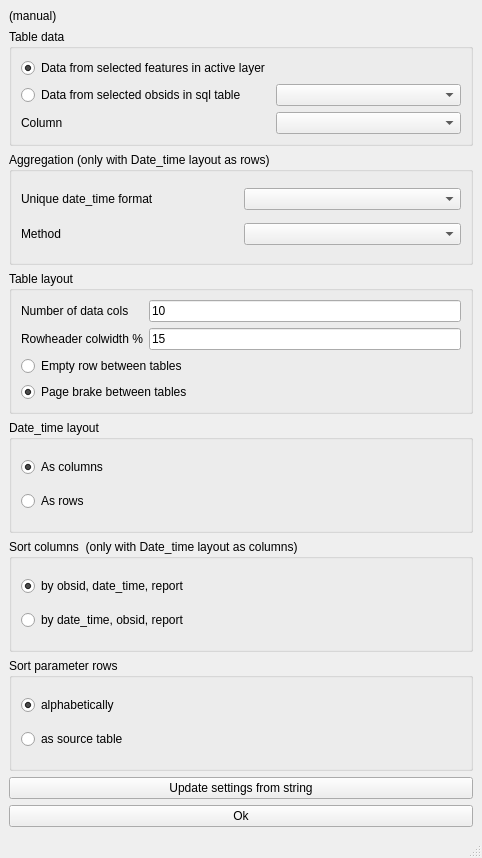
Before: the Qt Designer form ui/compact_w_qual_report.ui in jkall/qgis-midvatten-plugin, drawn with Qt 5.
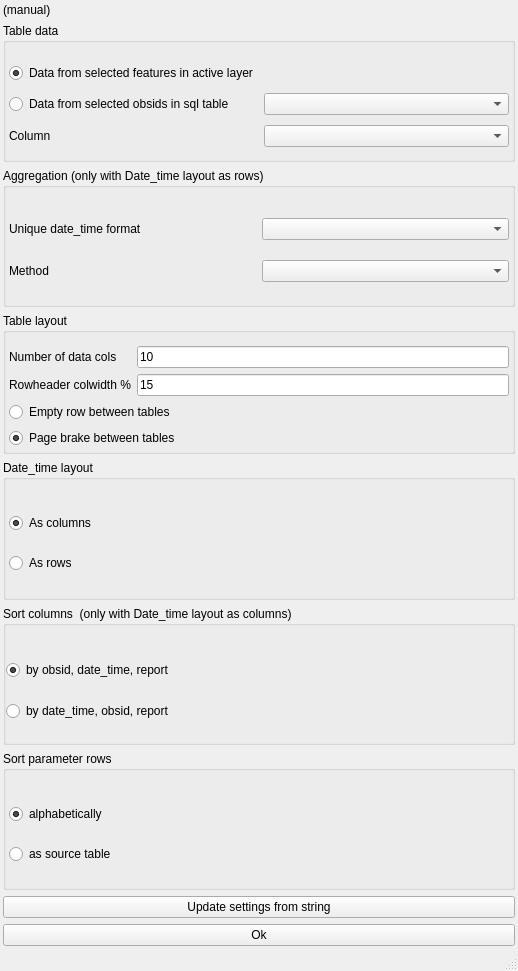
After: the same form once the commit is applied.

Commit message: Fixes some gui margins issues.

```diff
--- a/ui/compact_w_qual_report.ui
+++ b/ui/compact_w_qual_report.ui
@@ -6,8 +6,8 @@
    <rect>
     <x>0</x>
     <y>0</y>
-    <width>482</width>
-    <height>858</height>
+    <width>518</width>
+    <height>971</height>
    </rect>
   </property>
   <property name="windowTitle">
@@ -15,6 +15,18 @@
   </property>
   <widget class="QWidget" name="centralwidget">
    <layout class="QVBoxLayout" name="verticalLayout_3">
+    <property name="leftMargin">
+     <number>3</number>
+    </property>
+    <property name="topMargin">
+     <number>3</number>
+    </property>
+    <property name="rightMargin">
+     <number>3</number>
+    </property>
+    <property name="bottomMargin">
+     <number>3</number>
+    </property>
     <item>
      <widget class="QLabel" name="manual_label">
       <property name="sizePolicy">
@@ -34,6 +46,21 @@
        <string>Table data</string>
       </property>
       <layout class="QGridLayout" name="gridLayout_2">
+       <property name="leftMargin">
+        <number>3</number>
+       </property>
+       <property name="topMargin">
+        <number>13</number>
+       </property>
+       <property name="rightMargin">
+        <number>3</number>
+       </property>
+       <property name="bottomMargin">
+        <number>3</number>
+       </property>
+       <property name="verticalSpacing">
+        <number>3</number>
+       </property>
        <item row="1" column="1">
         <widget class="QComboBox" name="sql_table">
          <property name="sizeAdjustPolicy">
@@ -93,6 +120,21 @@
        <string>Aggregation (only with Date_time layout as rows)</string>
       </property>
       <layout class="QGridLayout" name="gridLayout_3">
+       <property name="leftMargin">
+        <number>3</number>
+       </property>
+       <property name="topMargin">
+        <number>13</number>
+       </property>
+       <property name="rightMargin">
+        <number>3</number>
+       </property>
+       <property name="bottomMargin">
+        <number>3</number>
+       </property>
+       <property name="verticalSpacing">
+        <number>3</number>
+       </property>
        <item row="0" column="0">
         <widget class="QLabel" name="label_3">
          <property name="text">
@@ -122,6 +164,18 @@
        <string>Table layout</string>
       </property>
       <layout class="QGridLayout" name="gridLayout">
+       <property name="leftMargin">
+        <number>3</number>
+       </property>
+       <property name="topMargin">
+        <number>13</number>
+       </property>
+       <property name="rightMargin">
+        <number>3</number>
+       </property>
+       <property name="bottomMargin">
+        <number>3</number>
+       </property>
        <item row="0" column="0">
         <widget class="QLabel" name="label">
          <property name="text">
@@ -182,6 +236,21 @@
        <string>Date_time layout</string>
       </property>
       <layout class="QVBoxLayout" name="verticalLayout_5">
+       <property name="spacing">
+        <number>0</number>
+       </property>
+       <property name="leftMargin">
+        <number>3</number>
+       </property>
+       <property name="topMargin">
+        <number>13</number>
+       </property>
+       <property name="rightMargin">
+        <number>3</number>
+       </property>
+       <property name="bottomMargin">
+        <number>3</number>
+       </property>
        <item>
         <widget class="QRadioButton" name="date_time_as_columns">
          <property name="text">
@@ -208,6 +277,21 @@
        <string>Sort columns  (only with Date_time layout as columns)</string>
       </property>
       <layout class="QVBoxLayout" name="verticalLayout">
+       <property name="spacing">
+        <number>0</number>
+       </property>
+       <property name="leftMargin">
+        <number>0</number>
+       </property>
+       <property name="topMargin">
+        <number>13</number>
+       </property>
+       <property name="rightMargin">
+        <number>0</number>
+       </property>
+       <property name="bottomMargin">
+        <number>0</number>
+       </property>
        <item>
         <widget class="QRadioButton" name="sort_by_obsid">
          <property name="text">
@@ -234,6 +318,21 @@
        <string>Sort parameter rows</string>
       </property>
       <layout class="QVBoxLayout" name="verticalLayout_2">
+       <property name="spacing">
+        <number>0</number>
+       </property>
+       <property name="leftMargin">
+        <number>3</number>
+       </property>
+       <property name="topMargin">
+        <number>13</number>
+       </property>
+       <property name="rightMargin">
+        <number>3</number>
+       </property>
+       <property name="bottomMargin">
+        <number>3</number>
+       </property>
        <item>
         <widget class="QRadioButton" name="sort_alphabetically">
          <property name="text">
```
Left out of the diff: 4 changed lines with no effect on the pictures. The commit also changes 15 other files.
